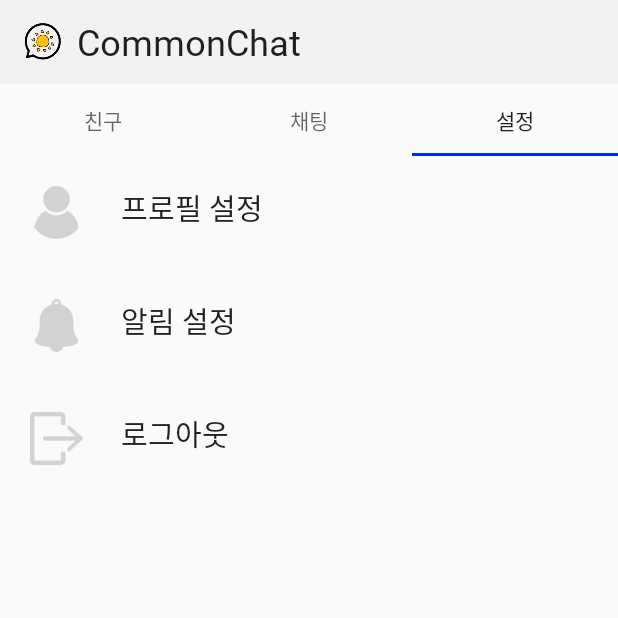
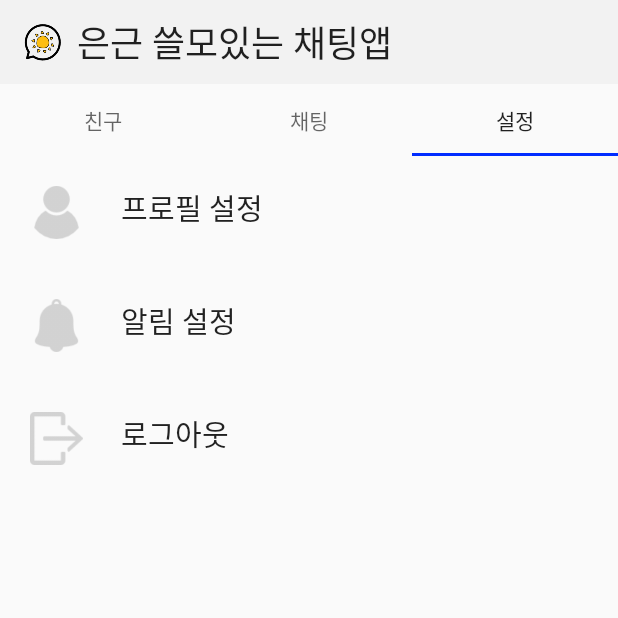
Before and after one commit to jwonyLee/CommonChat, an Android app: the screen it shows after launch once a user with an empty profile is signed in (MenuActivity), tab 3 chosen, on a phone screen of 412 x 824 dp, the top half of it. Run offline under Robolectric (Android 15) with nearby library versions, the phone set to English and light mode, and no system bars; our stand-ins replace Firebase (no records; nobody signed in at launch, a user with empty details on screens opened directly); libraries missing offline, so code that uses them is left out: com.facebook, com.facebook.appevents, com.facebook.login, com.firebase.client; pictures from the network do not load; 7 statements that could not run were skipped.

Commit message:
[mod] - 폰트 변경, 아이콘 이미지 변경, 어플 이름 변경

```diff
--- a/app/src/main/AndroidManifest.xml
+++ b/app/src/main/AndroidManifest.xml
@@ -23,9 +23,9 @@
         android:allowBackup="true"
         android:hardwareAccelerated="false"
         android:largeHeap="true"
-        android:icon="@mipmap/ic_launcher"
+        android:icon="@drawable/title"
         android:label="@string/app_name"
-        android:roundIcon="@mipmap/ic_launcher_round"
+        android:roundIcon="@drawable/title"
         android:supportsRtl="true"
         android:theme="@style/AppTheme">
         <activity android:name=".MainActivity">
--- a/app/src/main/java/com/example/jiwon/commonchat/FriendAdapter.java
+++ b/app/src/main/java/com/example/jiwon/commonchat/FriendAdapter.java
@@ -1,6 +1,7 @@
 package com.example.jiwon.commonchat;
 
 import android.content.Context;
+import android.graphics.Typeface;
 import android.view.LayoutInflater;
 import android.view.View;
 import android.view.ViewGroup;
@@ -21,6 +22,7 @@ public class FriendAdapter extends BaseAdapter {
     public FriendAdapter (Context context, ArrayList<FriendDTO> list_itemArrayList) {
         this.context = context;
         this.list_itemArrayList = list_itemArrayList;
+
     }
 
     @Override
@@ -51,6 +53,10 @@ public class FriendAdapter extends BaseAdapter {
         nameTextView.setText(list_itemArrayList.get(position).getNameTextView().toString());
         stateTextView.setText(list_itemArrayList.get(position).getStateTextView().toString());
 
+        Typeface typeface = convertView.getResources().getFont(R.font.font_bmjua);
+        nameTextView.setTypeface(typeface);
+        nameTextView.setTextSize(24);
+        nameTextView.setPadding(10,10,10,10);
 
         return convertView;
     }
--- a/app/src/main/java/com/example/jiwon/commonchat/FriendFragment.java
+++ b/app/src/main/java/com/example/jiwon/commonchat/FriendFragment.java
@@ -3,6 +3,7 @@ package com.example.jiwon.commonchat;
 import android.content.Intent;
 import android.content.pm.PackageManager;
 import android.database.Cursor;
+import android.graphics.Typeface;
 import android.os.Bundle;
 import android.provider.ContactsContract;
 import android.support.annotation.Nullable;
@@ -103,6 +104,7 @@ public class FriendFragment extends Fragment {
                                     // 어플 회원이면서 내 연락처의 저장되어있으면 친구 목록에 추가
                                     if (userDTO.getTel().equals(death)) {
                                         list_itemArrayList.add(new FriendDTO(R.mipmap.ic_launcher, userDTO.getName()));
+
                                         adapter = new FriendAdapter(getActivity(), list_itemArrayList);
                                         listView.setAdapter(adapter);
 
@@ -160,7 +162,6 @@ public class FriendFragment extends Fragment {
             }
         });
 
-
         return rootView;
     }
 
--- a/app/src/main/res/layout/fragment_setting.xml
+++ b/app/src/main/res/layout/fragment_setting.xml
@@ -10,7 +10,8 @@
         android:layout_width="match_parent"
         android:layout_height="wrap_content"
         android:layout_margin="20dp"
-        android:id="@+id/setImage">
+        android:id="@+id/setImage"
+        android:layout_gravity="center_vertical">
 
         <ImageView
             android:layout_width="35dp"
@@ -21,14 +22,16 @@
             android:layout_height="wrap_content"
             android:textSize="19dp"
             android:text="프로필 설정"
-            android:layout_marginLeft="25dp" />
+            android:layout_marginLeft="25dp"
+            android:fontFamily="@font/font_bmjua"/>
     </LinearLayout>
 
     <LinearLayout
         android:layout_width="match_parent"
         android:layout_height="wrap_content"
         android:layout_margin="20dp"
-        android:id="@+id/setAlram">
+        android:id="@+id/setAlram"
+        android:layout_gravity="center_vertical">
 
         <ImageView
             android:layout_width="35dp"
@@ -39,7 +42,8 @@
             android:layout_height="wrap_content"
             android:textSize="19dp"
             android:text="알림 설정"
-            android:layout_marginLeft="25dp"/>
+            android:layout_marginLeft="25dp"
+            android:fontFamily="@font/font_bmjua"/>
         <!--<ToggleButton-->
         <!--android:layout_width="wrap_content"-->
         <!--android:layout_height="wrap_content"-->
@@ -54,7 +58,8 @@
         android:layout_height="wrap_content"
         android:orientation="horizontal"
         android:layout_margin="20dp"
-        android:id="@+id/setLogout">
+        android:id="@+id/setLogout"
+        android:layout_gravity="center_vertical">
 
         <ImageView
             android:layout_width="35dp"
@@ -65,6 +70,7 @@
             android:layout_height="wrap_content"
             android:textSize="19dp"
             android:text="로그아웃"
+            android:fontFamily="@font/font_bmjua"
             android:layout_marginLeft="25dp"/>
     </LinearLayout>
 
--- a/app/src/main/res/layout/item_friend.xml
+++ b/app/src/main/res/layout/item_friend.xml
@@ -2,7 +2,8 @@
 <LinearLayout
     xmlns:android="http://schemas.android.com/apk/res/android"
     android:layout_width="match_parent"
-    android:layout_height="wrap_content">
+    android:layout_height="wrap_content"
+    android:padding="15dp">
     <ImageView
         android:id="@+id/profileImageView"
         android:layout_width="wrap_content"
--- a/app/src/main/res/values/strings.xml
+++ b/app/src/main/res/values/strings.xml
@@ -1,5 +1,5 @@
 <resources>
-    <string name="app_name">CommonChat</string>
+    <string name="app_name">은근 쓸모있는 채팅앱</string>
     <string name="login">로그인</string>
     <string name="email">이메일</string>
     <string name="password">비밀번호</string>
```
